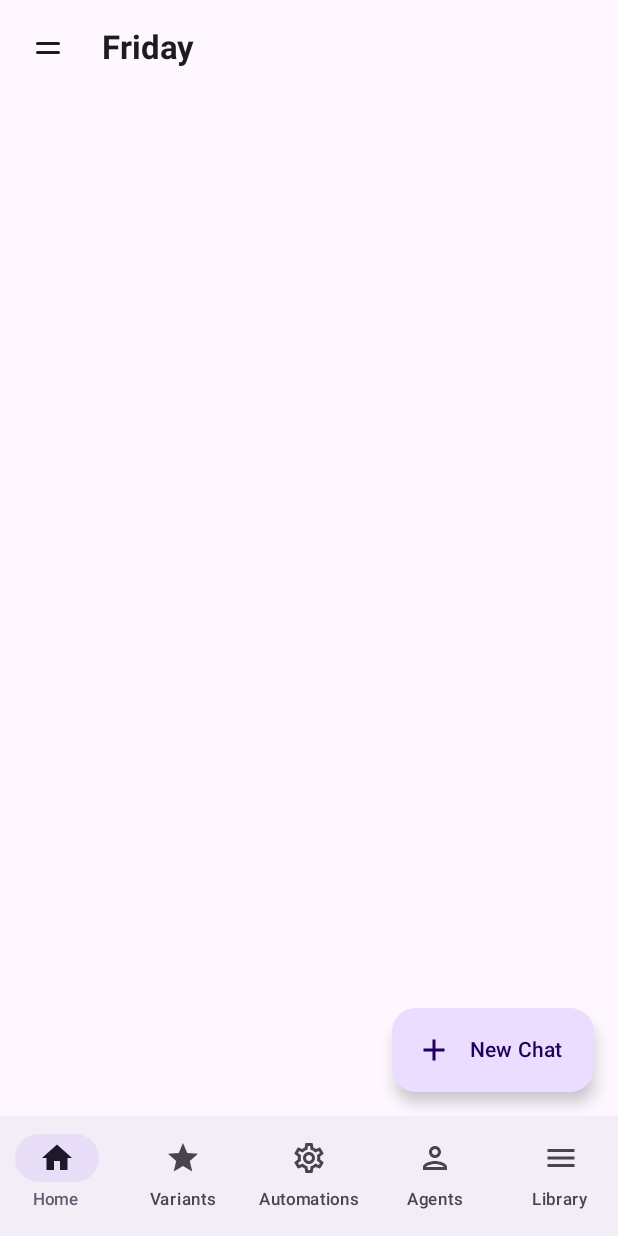
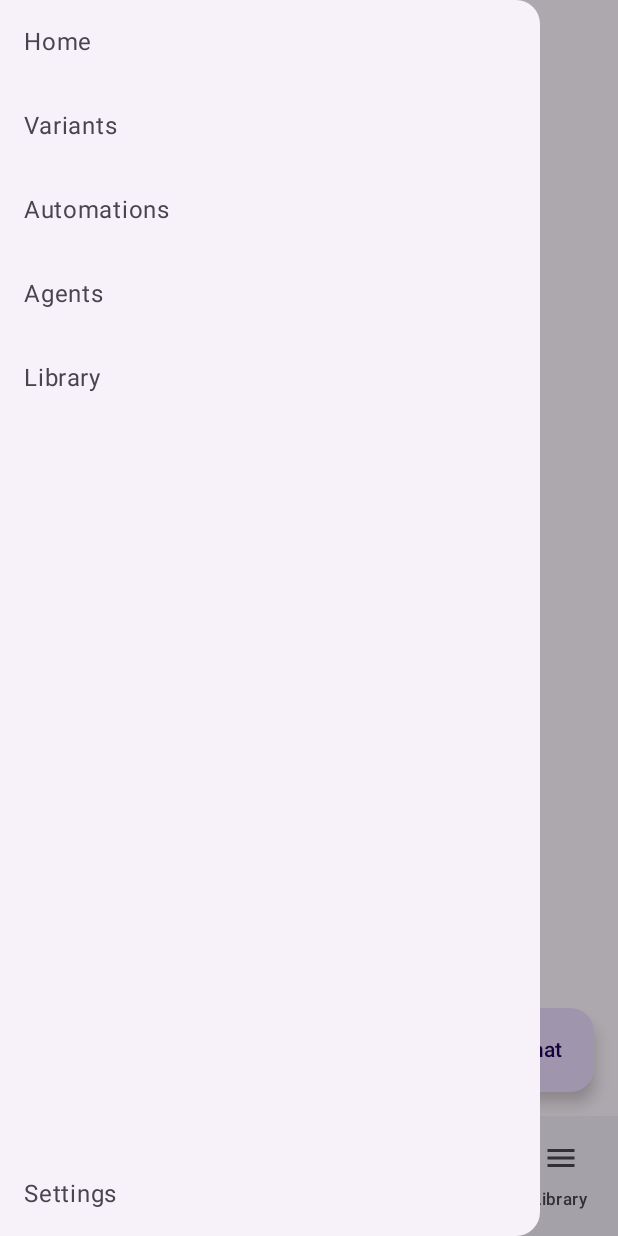
Before and after one commit to najmus-sakib-hossain/gpt-mobile, an Android app built with Jetpack Compose: the screen it shows after launch (MainActivity), after a tap on "Menu", on a phone screen of 412 x 824 dp. Run offline under Robolectric (Android 15) with nearby library versions, the phone set to English and light mode, and no system bars; our stand-ins replace Dagger/Hilt's generated code, Room's generated code; libraries missing offline, so code that uses them is left out: com.aallam.openai, com.google.ai.client.

Commit message:
feat: implement AppDrawerContent for navigation drawer and integrate with ModalNavigationDrawer in SetupNavGraph

```diff
--- /dev/null
+++ b/app/src/main/kotlin/dev/chungjungsoo/gptmobile/presentation/common/DrawerContent.kt
@@ -0,0 +1,58 @@
+package dev.chungjungsoo.gptmobile.presentation.common
+
+import androidx.compose.foundation.layout.Spacer
+import androidx.compose.material3.DrawerState
+import androidx.compose.material3.ModalDrawerSheet
+import androidx.compose.material3.NavigationDrawerItem
+import androidx.compose.material3.NavigationDrawerItemDefaults
+import androidx.compose.material3.Text
+import androidx.compose.runtime.Composable
+import androidx.compose.ui.Modifier
+import androidx.compose.ui.res.stringResource
+import androidx.navigation.NavHostController
+import dev.chungjungsoo.gptmobile.R
+import kotlinx.coroutines.CoroutineScope
+import kotlinx.coroutines.launch
+
+@Composable
+fun AppDrawerContent(
+    navController: NavHostController,
+    drawerState: DrawerState,
+    scope: CoroutineScope,
+    settingOnClick: () -> Unit
+) {
+    ModalDrawerSheet {
+        val items = listOf(
+            stringResource(R.string.home) to Route.CHAT_LIST,
+            stringResource(R.string.variants) to Route.VARIANTS,
+            stringResource(R.string.automations) to Route.AUTOMATIONS,
+            stringResource(R.string.agents) to Route.AGENTS,
+            stringResource(R.string.library) to Route.LIBRARY
+        )
+        items.forEach { (title, route) ->
+            NavigationDrawerItem(
+                label = { Text(title) },
+                selected = false, // Adjust based on current route if needed
+                onClick = {
+                    navController.navigate(route) {
+                        popUpTo(navController.graph.startDestinationId) { saveState = true }
+                        launchSingleTop = true
+                        restoreState = true
+                    }
+                    scope.launch { drawerState.close() }
+                },
+                modifier = Modifier
+            )
+        }
+        Spacer(modifier = Modifier.weight(1f)) // Push settings to bottom
+        NavigationDrawerItem(
+            label = { Text(stringResource(R.string.settings)) },
+            selected = false,
+            onClick = {
+                settingOnClick()
+                scope.launch { drawerState.close() }
+            },
+            modifier = Modifier
+        )
+    }
+}
--- a/app/src/main/kotlin/dev/chungjungsoo/gptmobile/presentation/common/NavigationGraph.kt
+++ b/app/src/main/kotlin/dev/chungjungsoo/gptmobile/presentation/common/NavigationGraph.kt
@@ -44,6 +44,7 @@ import androidx.compose.foundation.layout.padding
 import androidx.compose.foundation.layout.PaddingValues
 import androidx.compose.ui.unit.dp
 import androidx.compose.ui.unit.LayoutDirection
+import androidx.compose.material3.ModalNavigationDrawer
 
 fun NavGraphBuilder.startScreenNavigation(navController: NavHostController) {
     composable(Route.GET_STARTED) {
@@ -55,6 +56,12 @@ fun NavGraphBuilder.startScreenNavigation(navController: NavHostController) {
 fun SetupNavGraph(navController: NavHostController) {
     val drawerState = rememberDrawerState(initialValue = DrawerValue.Closed)
     val scope = rememberCoroutineScope()
+    ModalNavigationDrawer(
+        drawerState = drawerState,
+        drawerContent = {
+            AppDrawerContent(navController, drawerState, scope, settingOnClick = { navController.navigate(Route.SETTING_ROUTE) { launchSingleTop = true } })
+        }
+    ) {
         Scaffold(
             bottomBar = { BottomNavigationBar(navController) }
         ) { innerPadding ->
@@ -111,6 +118,7 @@ fun SetupNavGraph(navController: NavHostController) {
                     },
                     homeViewModel = homeViewModel
                 )
+            }
         }
     }
 }
--- a/app/src/main/kotlin/dev/chungjungsoo/gptmobile/presentation/ui/home/HomeScreen.kt
+++ b/app/src/main/kotlin/dev/chungjungsoo/gptmobile/presentation/ui/home/HomeScreen.kt
@@ -45,8 +45,6 @@ import androidx.compose.material3.IconButton
 import androidx.compose.material3.ListItem
 import androidx.compose.material3.MaterialTheme
 import androidx.compose.material3.DrawerValue
-import androidx.compose.material3.ModalDrawerSheet
-import androidx.compose.material3.ModalNavigationDrawer
 import androidx.compose.material3.rememberDrawerState
 import androidx.compose.material3.Scaffold
 import androidx.compose.material3.Text
@@ -85,6 +83,9 @@ import dev.chungjungsoo.gptmobile.presentation.common.PlatformCheckBoxItem
 import dev.chungjungsoo.gptmobile.util.getPlatformTitleResources
 import kotlinx.coroutines.launch
 import androidx.compose.runtime.rememberCoroutineScope
+import androidx.navigation.NavHostController
+import androidx.navigation.compose.rememberNavController
+import dev.chungjungsoo.gptmobile.presentation.common.Route
 
 @SuppressLint("UnusedMaterial3ScaffoldPaddingParameter")
 @OptIn(ExperimentalMaterial3Api::class, ExperimentalFoundationApi::class)
@@ -95,7 +96,8 @@ fun HomeScreen(
     onExistingChatClick: (ChatRoom) -> Unit,
     navigateToNewChat: (enabledPlatforms: List<ApiType>) -> Unit,
     drawerState: DrawerState,
-    scope: CoroutineScope
+    scope: CoroutineScope,
+    navController: NavHostController = rememberNavController() // Add navController if not already passed
 ) {
     val scrollBehavior = TopAppBarDefaults.pinnedScrollBehavior()
     val chatListState by homeViewModel.chatListState.collectAsStateWithLifecycle()
@@ -118,9 +120,9 @@ fun HomeScreen(
     }
 
     Scaffold(
-            modifier = Modifier
-                .nestedScroll(scrollBehavior.nestedScrollConnection),
-            topBar = {
+        modifier = Modifier
+            .nestedScroll(scrollBehavior.nestedScrollConnection),
+        topBar = {
             HomeTopAppBar(
                 chatListState.isSelectionMode,
                 selectedChats = chatListState.selected.count { it },
```
Lines whose indentation alone changed are shown as unchanged.
